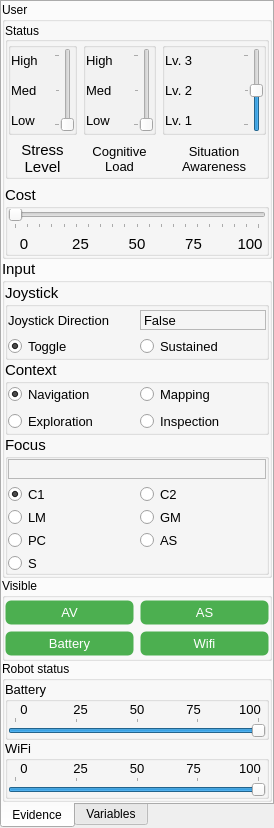
First picture: the form in aui/mi/ui/parameters.ui, repository argenortega/AUI, before the edit.
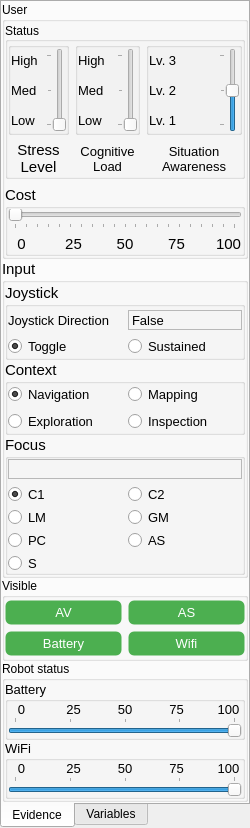
Second picture: the form after the edit.

The edit to the form file:
```diff
--- a/aui/mi/ui/parameters.ui
+++ b/aui/mi/ui/parameters.ui
@@ -6,8 +6,8 @@
    <rect>
     <x>0</x>
     <y>0</y>
-    <width>244</width>
-    <height>790</height>
+    <width>241</width>
+    <height>802</height>
    </rect>
   </property>
   <property name="sizePolicy">
@@ -16,10 +16,10 @@
     <verstretch>0</verstretch>
    </sizepolicy>
   </property>
-  <property name="baseSize">
+  <property name="maximumSize">
    <size>
     <width>250</width>
-    <height>800</height>
+    <height>524287</height>
    </size>
   </property>
   <property name="floating">
```
